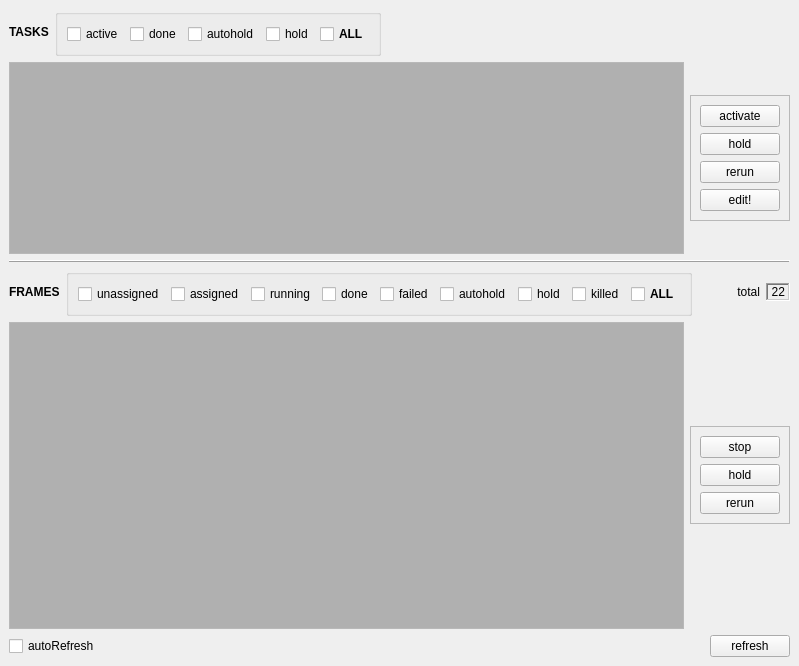
Before: the Qt Designer form rbhusUI/lib/rbhusListMod.ui in aumanimationstudios/rbhus, drawn with Qt 5.
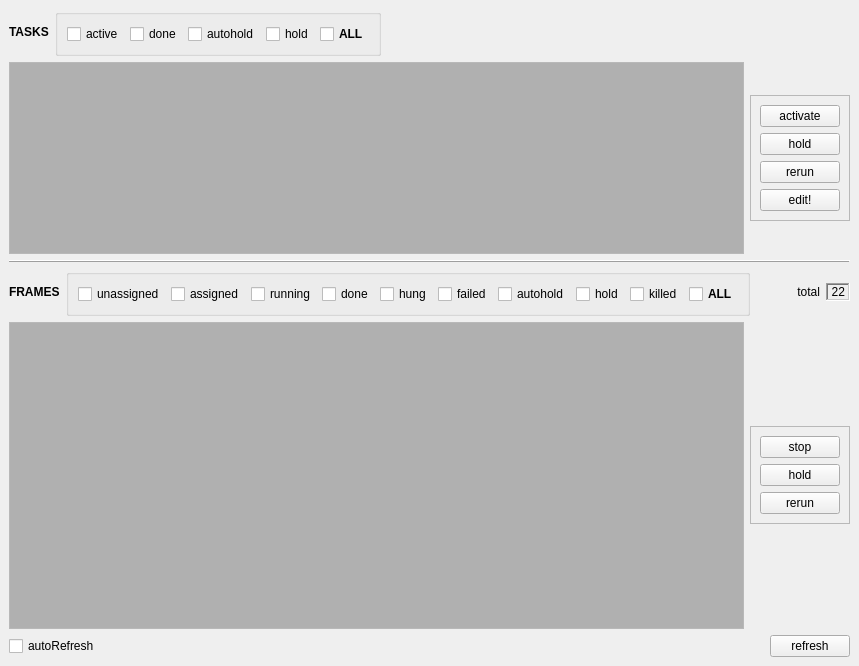
After: the same form once the commit is applied.

The edit to the form file:
```diff
--- a/rbhusUI/lib/rbhusListMod.ui
+++ b/rbhusUI/lib/rbhusListMod.ui
@@ -6,7 +6,7 @@
    <rect>
     <x>0</x>
     <y>0</y>
-    <width>799</width>
+    <width>859</width>
     <height>666</height>
    </rect>
   </property>
@@ -389,7 +389,20 @@
          <bool>false</bool>
         </property>
         <layout class="QGridLayout" name="gridLayout_2">
-         <item row="1" column="4">
+         <item row="1" column="6">
+          <widget class="QCheckBox" name="checkAutohold">
+           <property name="sizePolicy">
+            <sizepolicy hsizetype="Fixed" vsizetype="Fixed">
+             <horstretch>0</horstretch>
+             <verstretch>0</verstretch>
+            </sizepolicy>
+           </property>
+           <property name="text">
+            <string>autohold</string>
+           </property>
+          </widget>
+         </item>
+         <item row="1" column="5">
           <widget class="QCheckBox" name="checkFailed">
            <property name="sizePolicy">
             <sizepolicy hsizetype="Fixed" vsizetype="Fixed">
@@ -402,7 +415,7 @@
            </property>
           </widget>
          </item>
-         <item row="1" column="7">
+         <item row="1" column="8">
           <widget class="QCheckBox" name="checkKilled">
            <property name="sizePolicy">
             <sizepolicy hsizetype="Fixed" vsizetype="Fixed">
@@ -415,7 +428,7 @@
            </property>
           </widget>
          </item>
-         <item row="1" column="6">
+         <item row="1" column="7">
           <widget class="QCheckBox" name="checkHold">
            <property name="sizePolicy">
             <sizepolicy hsizetype="Fixed" vsizetype="Fixed">
@@ -467,20 +480,7 @@
            </property>
           </widget>
          </item>
-         <item row="1" column="5">
-          <widget class="QCheckBox" name="checkAutohold">
-           <property name="sizePolicy">
-            <sizepolicy hsizetype="Fixed" vsizetype="Fixed">
-             <horstretch>0</horstretch>
-             <verstretch>0</verstretch>
-            </sizepolicy>
-           </property>
-           <property name="text">
-            <string>autohold</string>
-           </property>
-          </widget>
-         </item>
-         <item row="1" column="8">
+         <item row="1" column="9">
           <widget class="QCheckBox" name="checkAll">
            <property name="sizePolicy">
             <sizepolicy hsizetype="Fixed" vsizetype="Fixed">
@@ -512,6 +512,19 @@
            </property>
           </widget>
          </item>
+         <item row="1" column="4">
+          <widget class="QCheckBox" name="checkHung">
+           <property name="sizePolicy">
+            <sizepolicy hsizetype="Fixed" vsizetype="Fixed">
+             <horstretch>0</horstretch>
+             <verstretch>0</verstretch>
+            </sizepolicy>
+           </property>
+           <property name="text">
+            <string>hung</string>
+           </property>
+          </widget>
+         </item>
         </layout>
        </widget>
       </item>
```
